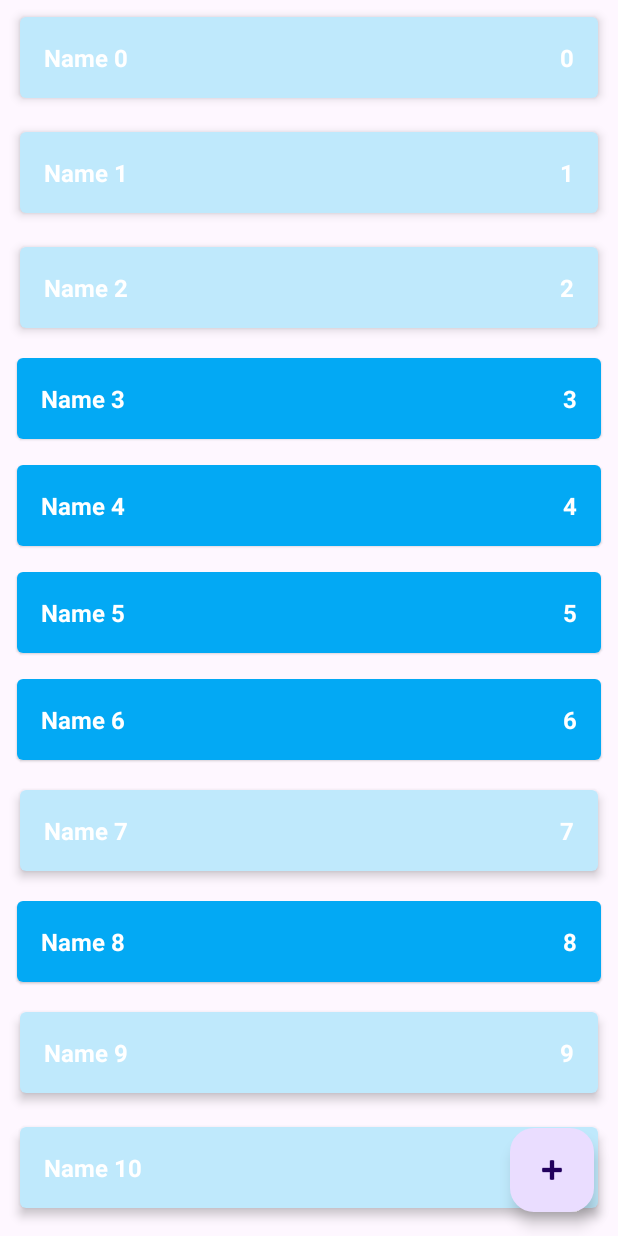
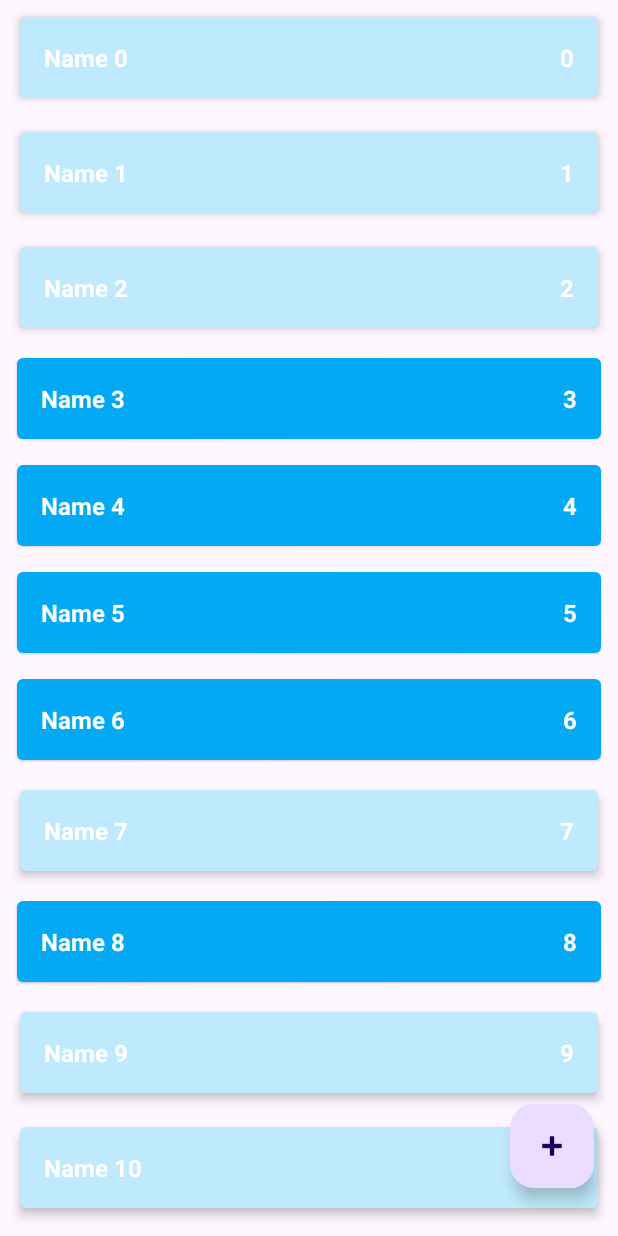
Before and after one commit to DADJOD/ShoppingList, an Android app: the screen it shows after launch (MainActivity), on a phone screen of 412 x 824 dp. Run offline under Robolectric (Android 15) with nearby library versions, the phone set to English and light mode, and no system bars.

Commit message:
refactoring code

```diff
--- a/app/src/main/res/layout/activity_main.xml
+++ b/app/src/main/res/layout/activity_main.xml
@@ -8,8 +8,8 @@
 
     <androidx.recyclerview.widget.RecyclerView
         android:id="@+id/rv_shop_list"
-        android:layout_width="match_parent"
-        android:layout_height="wrap_content"
+        android:layout_width="0dp"
+        android:layout_height="0dp"
         app:layoutManager="androidx.recyclerview.widget.LinearLayoutManager"
         app:layout_constraintBottom_toBottomOf="parent"
         app:layout_constraintEnd_toEndOf="parent"
@@ -22,7 +22,7 @@
         android:layout_width="wrap_content"
         android:layout_height="wrap_content"
         android:layout_marginEnd="16dp"
-        android:layout_marginBottom="16dp"
+        android:layout_marginBottom="32dp"
         android:clickable="true"
         android:contentDescription="@string/add_new_shop_item"
         android:focusable="true"
```
